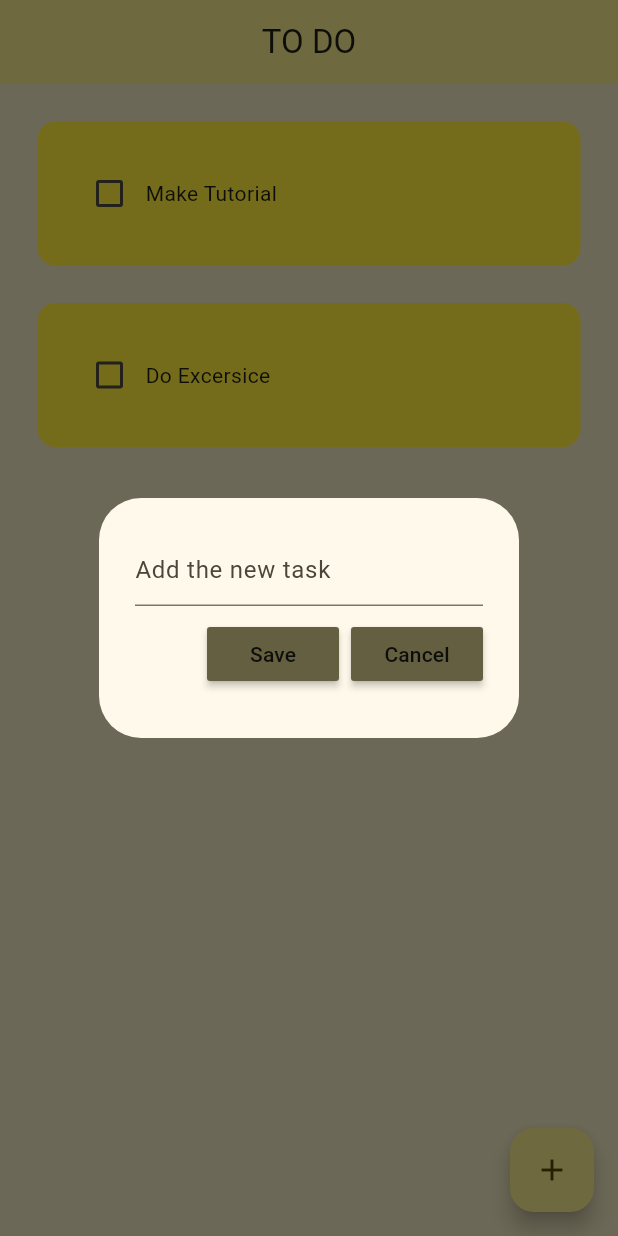
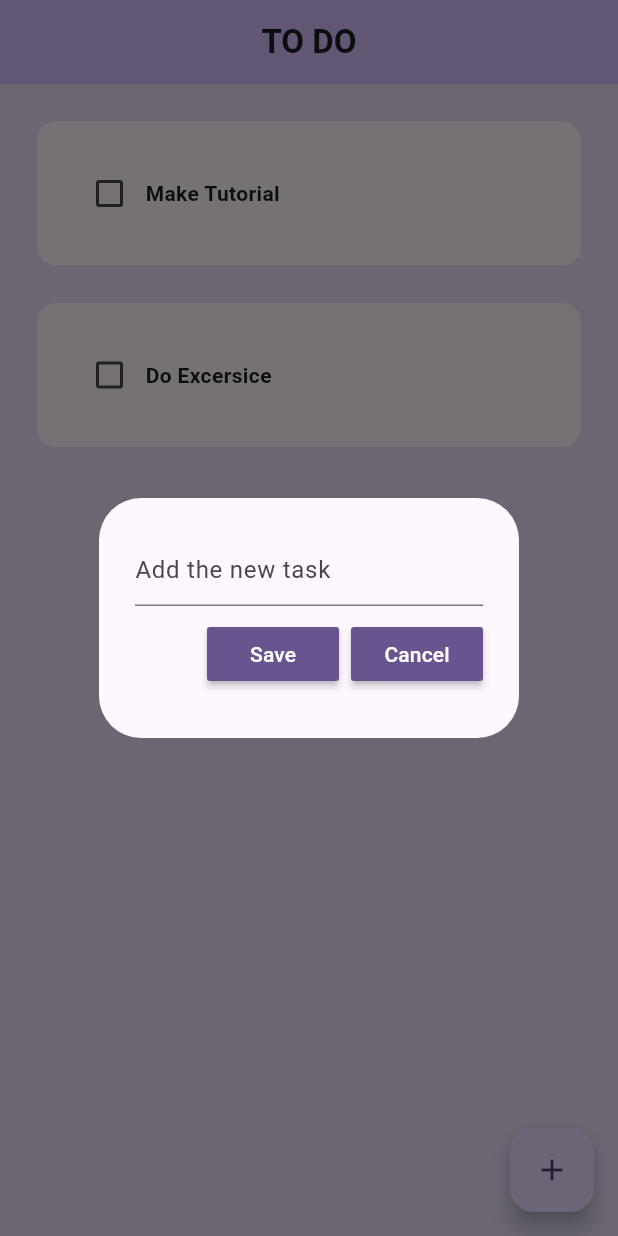
Before and after one commit to Mahe077/To-Do-App, a Flutter app: the screen it shows after launch, after a tap on the "add" icon, on a phone screen of 412 x 824 dp. Run offline on Flutter 3.47's test engine with Material 3 defaults, Android fonts, the phone set to English and light mode, and no system bars; drawn by our look-alikes of flutter_slidable; our stand-ins replace hive, hive_flutter; accounts and stored records are empty.

Commit message:
update colors

```diff
--- a/lib/main.dart
+++ b/lib/main.dart
@@ -22,8 +22,8 @@ class MyApp extends StatelessWidget {
       debugShowCheckedModeBanner: false,
       home: HomePage(),
       theme: ThemeData(
+        colorScheme: ColorScheme.fromSeed(seedColor: Colors.deepPurple),
         useMaterial3: true,
-        colorScheme: ColorScheme.fromSeed(seedColor: Colors.yellow),
       ),
     );
   }
--- a/lib/pages/home_page.dart
+++ b/lib/pages/home_page.dart
@@ -71,12 +71,18 @@ class _HomePageState extends State<HomePage> {
     return Scaffold(
         backgroundColor: Theme.of(context).colorScheme.secondaryContainer,
         appBar: AppBar(
-          title: Center(child: Text("TO DO")),
-          backgroundColor: Theme.of(context).colorScheme.primaryContainer,
+          title: Center(
+            child: Text(
+              "TO DO",
+              style: TextStyle(fontWeight: FontWeight.bold),
+            ),
+          ),
+          backgroundColor: Theme.of(context).colorScheme.inversePrimary,
         ),
         floatingActionButton: FloatingActionButton(
           onPressed: createNewTask,
           child: Icon(Icons.add),
+          tooltip: 'add',
         ),
         body: ListView.builder(
           itemCount: db.toDoList.length,
--- a/lib/utils/my_button.dart
+++ b/lib/utils/my_button.dart
@@ -11,8 +11,11 @@ class MyButton extends StatelessWidget {
   Widget build(BuildContext context) {
     return MaterialButton(
       onPressed: onPressed,
-      child: Text(text),
-      color: Theme.of(context).colorScheme.secondary,
+      child: Text(
+        text,
+        style: TextStyle(color: Colors.white),
+      ),
+      color: Theme.of(context).colorScheme.primary,
     );
   }
 }
--- a/lib/utils/todo_tile.dart
+++ b/lib/utils/todo_tile.dart
@@ -48,12 +48,13 @@ class TodoTile extends StatelessWidget {
                 style: TextStyle(
                     decoration: taskCompleted
                         ? TextDecoration.lineThrough
-                        : TextDecoration.none),
+                        : TextDecoration.none,
+                    fontWeight: FontWeight.bold),
               ),
             ],
           ),
           decoration: BoxDecoration(
-            color: Colors.yellow,
+            color: Theme.of(context).cardColor,
             borderRadius: BorderRadius.circular(12),
           ),
         ),
```
